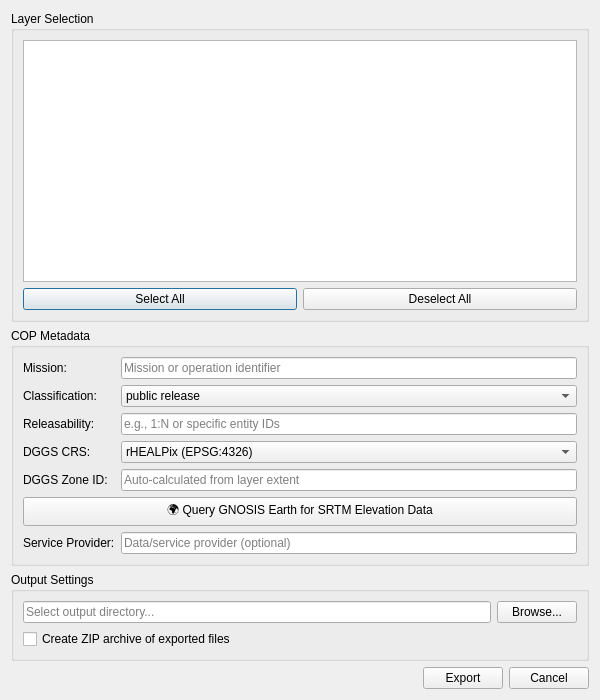
The window that ui/cop_stac_dialog.ui (luciocola/copexporter) describes before a commit, drawn with Qt 5.
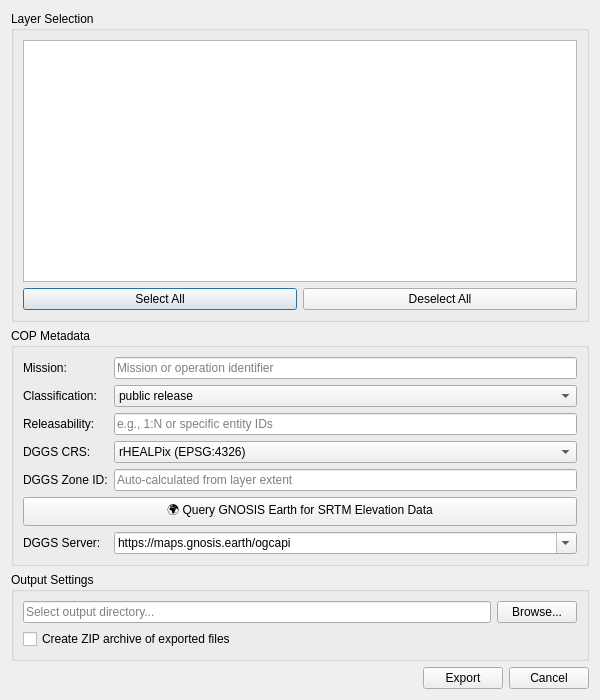
The same window after the commit.

Commit message:
Add DGGS server URL selector with editable combo box
- Replace Service Provider field with DGGS Server combo box
- Default to GNOSIS Earth API, allow custom server URLs
- Make combo box editable for user-provided endpoints
- Pass selected server URL to GNOSIS agent
- Include dggs_server in COP metadata export
- Support multiple DGGS data providers

```diff
--- a/ui/cop_stac_dialog.ui
+++ b/ui/cop_stac_dialog.ui
@@ -180,15 +180,28 @@
       <item row="6" column="0">
        <widget class="QLabel" name="labelServiceProvider">
         <property name="text">
-         <string>Service Provider:</string>
+         <string>DGGS Server:</string>
         </property>
        </widget>
       </item>
       <item row="6" column="1">
-       <widget class="QLineEdit" name="lineServiceProvider">
-        <property name="placeholderText">
-         <string>Data/service provider (optional)</string>
+       <widget class="QComboBox" name="comboDGGSServer">
+        <property name="editable">
+         <bool>true</bool>
         </property>
+        <property name="toolTip">
+         <string>Select or enter a DGGS data server URL</string>
+        </property>
+        <item>
+         <property name="text">
+          <string>https://maps.gnosis.earth/ogcapi</string>
+         </property>
+        </item>
+        <item>
+         <property name="text">
+          <string>https://api.example.com/dggs</string>
+         </property>
+        </item>
        </widget>
       </item>
      </layout>
```
The commit also changes 2 other files.
